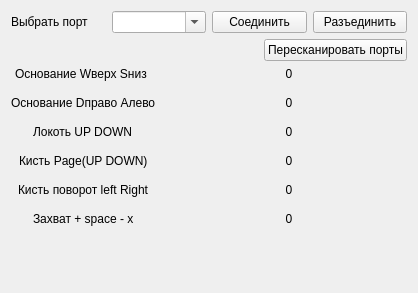
This is leor_computer_part/Tor3n_matan/RobotCONTROL/mainwindow.ui in Tulen-incorporated/leor-dome as Qt 5 draws it before an edit. The edited form follows.
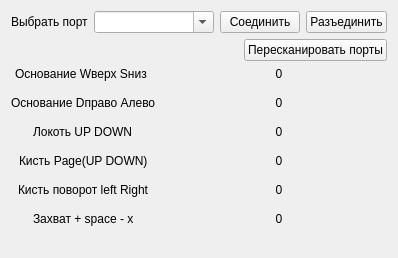
This is the edited form.

What changed in the file:
```diff
--- a/leor_computer_part/Tor3n_matan/RobotCONTROL/mainwindow.ui
+++ b/leor_computer_part/Tor3n_matan/RobotCONTROL/mainwindow.ui
@@ -6,8 +6,8 @@
    <rect>
     <x>0</x>
     <y>0</y>
-    <width>418</width>
-    <height>293</height>
+    <width>398</width>
+    <height>258</height>
    </rect>
   </property>
   <property name="windowTitle">
@@ -21,6 +21,12 @@
        <layout class="QHBoxLayout" name="horizontalLayout">
         <item>
          <widget class="QLabel" name="portNameLabel">
+          <property name="sizePolicy">
+           <sizepolicy hsizetype="Maximum" vsizetype="Preferred">
+            <horstretch>0</horstretch>
+            <verstretch>0</verstretch>
+           </sizepolicy>
+          </property>
           <property name="text">
            <string>Выбрать порт</string>
           </property>
@@ -35,6 +41,12 @@
         </item>
         <item>
          <widget class="QPushButton" name="connectButton">
+          <property name="sizePolicy">
+           <sizepolicy hsizetype="Maximum" vsizetype="Fixed">
+            <horstretch>0</horstretch>
+            <verstretch>0</verstretch>
+           </sizepolicy>
+          </property>
           <property name="text">
            <string>Соединить</string>
           </property>
@@ -42,6 +54,12 @@
         </item>
         <item>
          <widget class="QPushButton" name="disconnectButton">
+          <property name="sizePolicy">
+           <sizepolicy hsizetype="Maximum" vsizetype="Fixed">
+            <horstretch>0</horstretch>
+            <verstretch>0</verstretch>
+           </sizepolicy>
+          </property>
           <property name="text">
            <string>Разъединить</string>
           </property>
```
Left out of the diff: 2 changed lines with no effect on the pictures.
